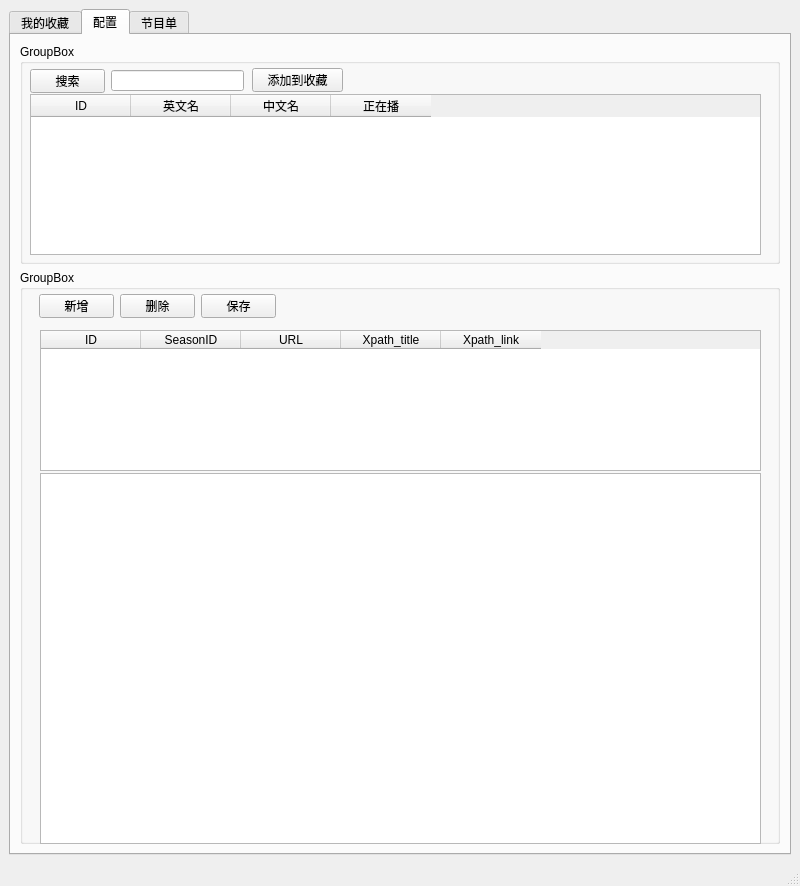
Above: ui_sprawl.ui from xuyuliang/sprawl before the change. Below: the same form after it.
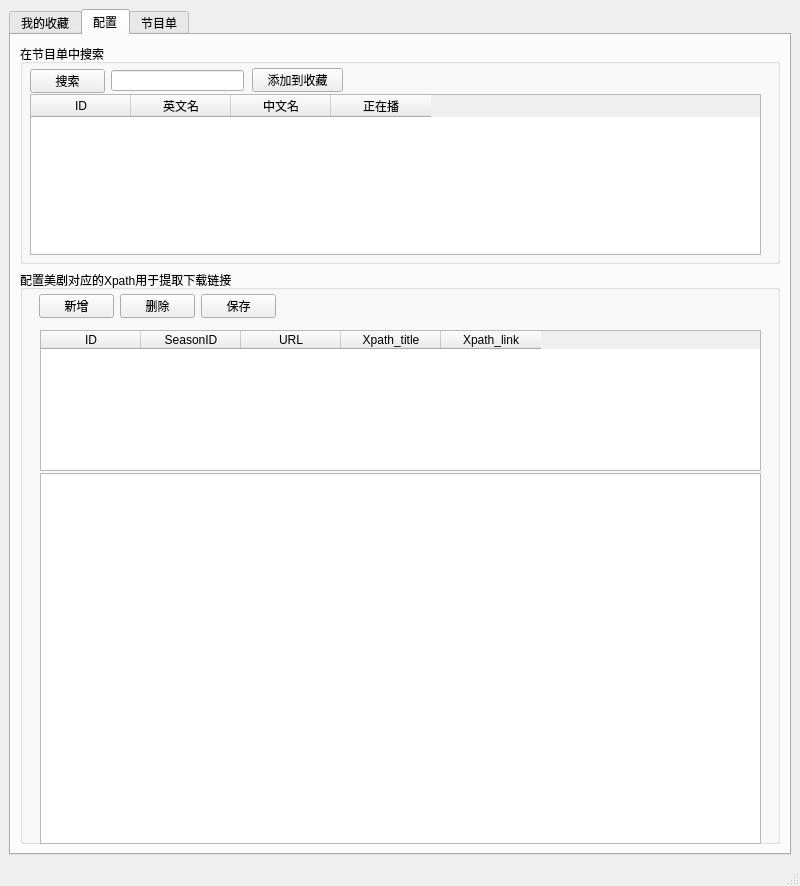
That is the form after the change. The open tabs and pages were chosen to show the change.

Diff of the .ui file:
```diff
--- a/ui_sprawl.ui
+++ b/ui_sprawl.ui
@@ -107,7 +107,7 @@
            </size>
           </property>
           <property name="title">
-           <string>GroupBox</string>
+           <string>在节目单中搜索</string>
           </property>
           <widget class="QTableWidget" name="tableSearchURL">
            <property name="geometry">
@@ -189,7 +189,7 @@
         <item>
          <widget class="QGroupBox" name="groupBox_3">
           <property name="title">
-           <string>GroupBox</string>
+           <string>配置美剧对应的Xpath用于提取下载链接</string>
           </property>
           <widget class="QPushButton" name="btnDeleteDownloadURL">
            <property name="geometry">
```
Left out of the diff: 2 changed lines with no effect on the pictures.
